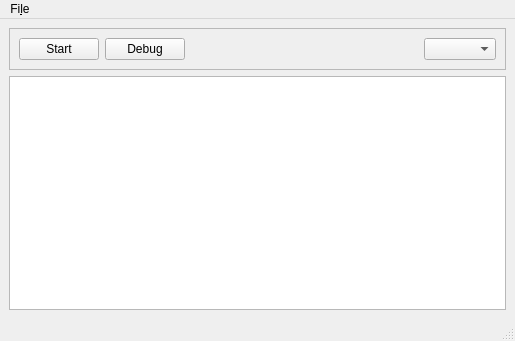
Qt form ui/gui.ui (DamienDaco/Scan_My_LAN) before a commit.
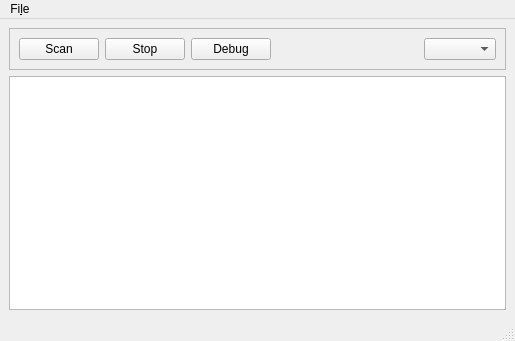
The same form after that commit.

Commit message: Added Scapy ARP query thread (ARP Who has?) and stop button to stop thread

Patch:
```diff
--- a/ui/gui.ui
+++ b/ui/gui.ui
@@ -28,6 +28,20 @@
       </property>
       <layout class="QGridLayout" name="gridLayout_2">
        <item row="0" column="2">
+        <widget class="QPushButton" name="debug_button">
+         <property name="text">
+          <string>Debug</string>
+         </property>
+        </widget>
+       </item>
+       <item row="0" column="0">
+        <widget class="QPushButton" name="scan_button">
+         <property name="text">
+          <string>Scan</string>
+         </property>
+        </widget>
+       </item>
+       <item row="0" column="3">
         <spacer name="horizontalSpacer">
          <property name="orientation">
           <enum>Qt::Horizontal</enum>
@@ -40,23 +54,16 @@
          </property>
         </spacer>
        </item>
-       <item row="0" column="1">
-        <widget class="QPushButton" name="debug_button">
-         <property name="text">
-          <string>Debug</string>
-         </property>
-        </widget>
-       </item>
-       <item row="0" column="0">
-        <widget class="QPushButton" name="start_button">
-         <property name="text">
-          <string>Start</string>
-         </property>
-        </widget>
-       </item>
-       <item row="0" column="3">
+       <item row="0" column="4">
         <widget class="QComboBox" name="interface_box"/>
        </item>
+       <item row="0" column="1">
+        <widget class="QPushButton" name="stop_button">
+         <property name="text">
+          <string>Stop</string>
+         </property>
+        </widget>
+       </item>
       </layout>
      </widget>
     </item>
```
Left out of the diff: 2 changed lines with no effect on the pictures. The commit also changes 4 other files.
